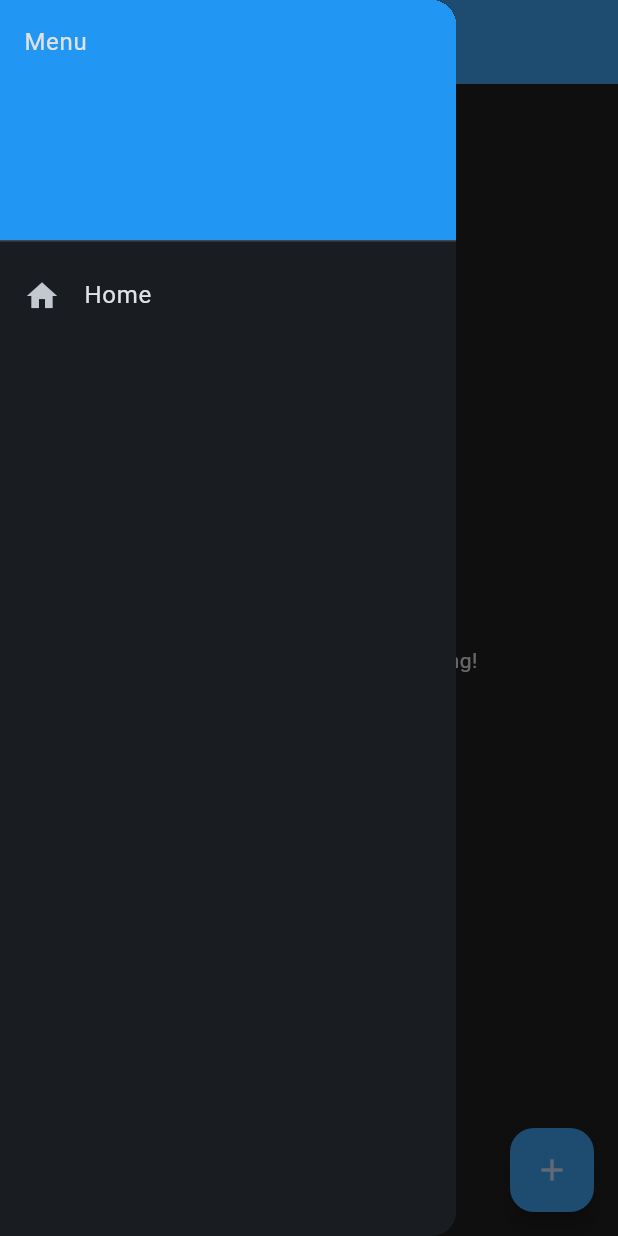
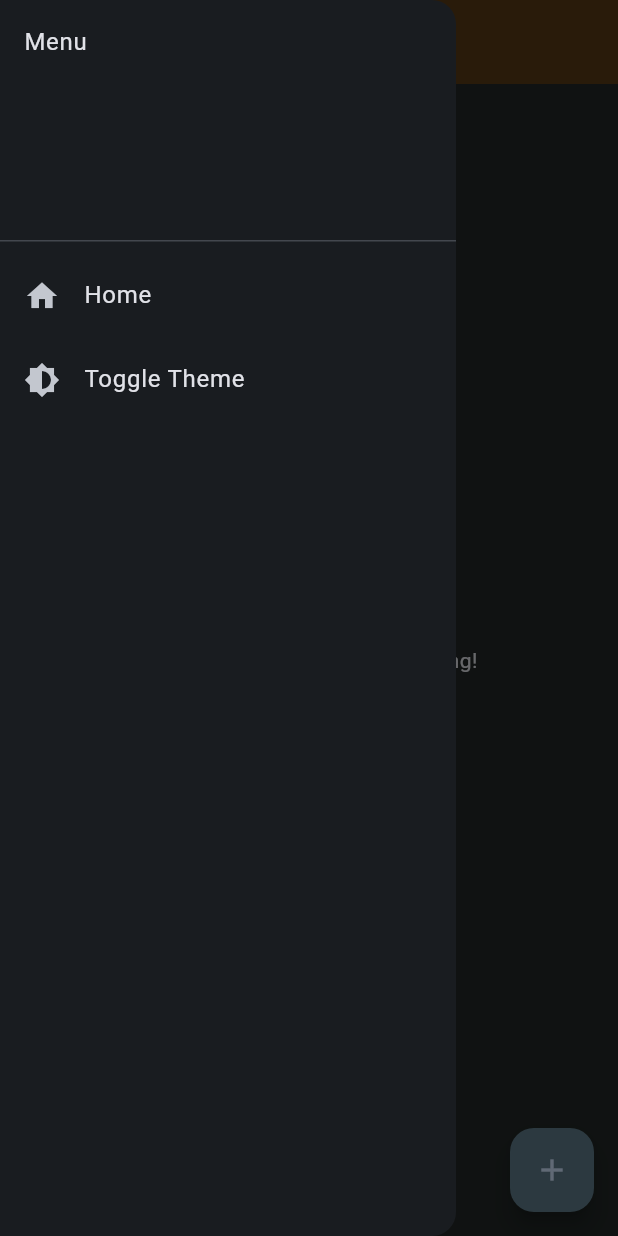
Before and after one commit to krishnakireeti-2k7/task_tracker, a Flutter app: the screen it shows after launch, with the side drawer open, on a phone screen of 412 x 824 dp. Run offline on Flutter 3.47's test engine with Material 3 defaults, Android fonts, the phone set to English and light mode, and no system bars; our stand-ins replace flutter_riverpod, hive, hive_flutter; accounts and stored records are empty.

Commit message:
App drawer

```diff
--- a/lib/main.dart
+++ b/lib/main.dart
@@ -21,7 +21,9 @@ class MyApp extends ConsumerWidget {
     final themeMode = ref.watch(themeProvider);
     return MaterialApp(
       title: 'Task Tracker',
-      theme: appThemes[themeMode],
+      theme: appThemes[AppThemeModes.light],
+      darkTheme: appThemes[AppThemeModes.dark],
+      themeMode: themeMode == AppThemeModes.light ? ThemeMode.light : ThemeMode.dark,
       home: HomeScreen(),
     );
   }
--- a/lib/providers/theme_provider.dart
+++ b/lib/providers/theme_provider.dart
@@ -9,11 +9,13 @@ final appThemes = {
     colorScheme: ColorScheme.fromSeed(
       seedColor: Color(0xFF80B680),
       brightness: Brightness.light,
+      surface: Color(0xFFECEFF1),
     ),
-    scaffoldBackgroundColor: Colors.grey[50],
-    appBarTheme: AppBarTheme(backgroundColor: Color(0xFF80B680)),
+    cardColor: Color(0xFFECEFF1),
+    scaffoldBackgroundColor: Color(0xFFF5F3EF),
+    appBarTheme: AppBarTheme(backgroundColor: Color(0xFFE4E0DA)),
     floatingActionButtonTheme: FloatingActionButtonThemeData(
-      backgroundColor: Color(0xFF80B680),
+      backgroundColor: Color(0xFFA3BCE2),
     ),
     inputDecorationTheme: InputDecorationTheme(border: OutlineInputBorder()),
   ),
@@ -22,11 +24,13 @@ final appThemes = {
     colorScheme: ColorScheme.fromSeed(
       seedColor: Colors.blue,
       brightness: Brightness.dark,
+      surface: Colors.blueGrey,
     ),
-    scaffoldBackgroundColor: Colors.grey[900],
-    appBarTheme: AppBarTheme(backgroundColor: Colors.blue[400]),
+    cardColor: Colors.blueGrey,
+    scaffoldBackgroundColor: Color(0xFF222827),
+    appBarTheme: AppBarTheme(backgroundColor: Color.fromARGB(255, 90, 58, 21)),
     floatingActionButtonTheme: FloatingActionButtonThemeData(
-      backgroundColor: Colors.blue[400],
+      backgroundColor: Colors.blueGrey,
     ),
     inputDecorationTheme: InputDecorationTheme(border: OutlineInputBorder()),
   ),
--- a/lib/screens/home_screen.dart
+++ b/lib/screens/home_screen.dart
@@ -2,6 +2,7 @@ import 'package:flutter/material.dart';
 import 'package:flutter_riverpod/flutter_riverpod.dart';
 import 'package:task_tracker/providers/task_providers.dart';
 import 'package:task_tracker/screens/task_tracking_screen.dart';
+import 'package:task_tracker/widgets/app_drawer.dart';
 import 'package:task_tracker/widgets/task_tile.dart';
 
 class HomeScreen extends ConsumerWidget {
@@ -11,21 +12,7 @@ class HomeScreen extends ConsumerWidget {
     final tasks = ref.watch(taskProvider);
     return Scaffold(
       appBar: AppBar(title: Text('Task Tracker'), centerTitle: true),
-      drawer: Drawer(
-        child: ListView(
-          padding: EdgeInsets.zero,
-          children: [
-            DrawerHeader(child: Text('Menu'),decoration: BoxDecoration(color: Colors.blue),),
-            ListTile(
-              leading: Icon(Icons.home),
-              title: Text('Home'),
-              onTap: () {
-                Navigator.pop(context); // Close the drawer
-              },
-            ),
-          ],
-        ),
-      ),
+      drawer: AppDrawer(),
       body:
           tasks.isEmpty
               ? const Center(child: Text('No tasks Added yet. Start Working!'))
@@ -47,3 +34,7 @@ class HomeScreen extends ConsumerWidget {
     );
   }
 }
+
+Color getCardColor(BuildContext context) {
+  return Theme.of(context).colorScheme.surface;
+}
--- /dev/null
+++ b/lib/widgets/app_drawer.dart
@@ -0,0 +1,37 @@
+import 'package:flutter/material.dart';
+import 'package:flutter_riverpod/flutter_riverpod.dart';
+import 'package:task_tracker/providers/theme_provider.dart';
+
+class AppDrawer extends ConsumerWidget {
+  const AppDrawer({super.key});
+
+  @override
+  Widget build(BuildContext context, WidgetRef ref) {
+    return Drawer(
+      child: ListView(
+        padding: EdgeInsets.zero,
+        children: [
+          DrawerHeader(child: Text('Menu')),
+          ListTile(
+            leading: Icon(Icons.home),
+            title: Text('Home'),
+            onTap: () {
+              Navigator.pop(context); // Close the drawer
+            },
+          ),
+          ListTile(
+            leading: const Icon(Icons.brightness_6),
+            title: Text('Toggle Theme'),
+            onTap: () {
+              final currentTheme = ref.read(themeProvider);
+              ref.read(themeProvider.notifier).state =
+                  currentTheme == AppThemeModes.light
+                      ? AppThemeModes.dark
+                      : AppThemeModes.light;
+            },
+          ),
+        ],
+      ),
+    );
+  }
+}
--- a/lib/widgets/task_tile.dart
+++ b/lib/widgets/task_tile.dart
@@ -19,7 +19,7 @@ class TaskTile extends ConsumerWidget {
         '${task.endTime.hour}:${task.endTime.minute.toString().padLeft(2, '0')}',
       ),
       trailing: IconButton(
-        icon: const Icon(Icons.delete, color: Colors.red),
+        icon: const Icon(Icons.delete, color: Colors.grey),
         onPressed: () {
           ref.read(taskProvider.notifier).deleteTask(index);
         },
```
